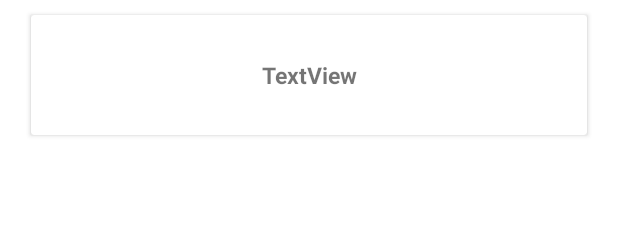
After one commit to gokmenbayram/Coroutine, an Android app: the layout custom_users_view.xml on its own in the app's theme, with its tools: preview values and no code run, on a phone screen of 412 x 824 dp. The commit adds this screen. Shown: the top 225 px of the screen. Run offline under Robolectric (Android 15) with nearby library versions, the phone set to English and light mode, and no system bars; network calls fail.

Commit message:
project completed.

```diff
--- a/app/src/main/AndroidManifest.xml
+++ b/app/src/main/AndroidManifest.xml
@@ -1,6 +1,8 @@
 <?xml version="1.0" encoding="utf-8"?>
 <manifest xmlns:android="http://schemas.android.com/apk/res/android"
     package="com.keove.coroutine">
+
+    <uses-permission android:name="android.permission.INTERNET" />
 
     <application
         android:allowBackup="true"
--- /dev/null
+++ b/app/src/main/res/layout/custom_users_view.xml
@@ -0,0 +1,99 @@
+<?xml version="1.0" encoding="utf-8"?>
+<androidx.constraintlayout.widget.ConstraintLayout xmlns:android="http://schemas.android.com/apk/res/android"
+    xmlns:app="http://schemas.android.com/apk/res-auto"
+    xmlns:tools="http://schemas.android.com/tools"
+    android:layout_width="match_parent"
+    android:layout_height="100dp">
+
+    <androidx.constraintlayout.widget.Guideline
+        android:id="@+id/guideline"
+        android:layout_width="wrap_content"
+        android:layout_height="wrap_content"
+        android:orientation="vertical"
+        app:layout_constraintGuide_percent="0.05" />
+
+    <androidx.constraintlayout.widget.Guideline
+        android:id="@+id/guideline2"
+        android:layout_width="wrap_content"
+        android:layout_height="wrap_content"
+        android:orientation="vertical"
+        app:layout_constraintGuide_percent="0.95" />
+
+    <androidx.constraintlayout.widget.Guideline
+        android:id="@+id/guideline3"
+        android:layout_width="wrap_content"
+        android:layout_height="wrap_content"
+        android:orientation="horizontal"
+        app:layout_constraintGuide_percent="0.1" />
+
+    <androidx.constraintlayout.widget.Guideline
+        android:id="@+id/guideline4"
+        android:layout_width="wrap_content"
+        android:layout_height="wrap_content"
+        android:orientation="horizontal"
+        app:layout_constraintGuide_percent="0.9" />
+
+    <androidx.cardview.widget.CardView
+        android:layout_width="0dp"
+        android:layout_height="0dp"
+        app:cardCornerRadius="2dp"
+        app:layout_constraintBottom_toTopOf="@+id/guideline4"
+        app:layout_constraintEnd_toStartOf="@+id/guideline2"
+        app:layout_constraintStart_toStartOf="@+id/guideline"
+        app:layout_constraintTop_toTopOf="@+id/guideline3">
+
+        <androidx.constraintlayout.widget.ConstraintLayout
+            android:layout_width="match_parent"
+            android:layout_height="match_parent">
+
+            <androidx.constraintlayout.widget.Guideline
+                android:id="@+id/guideline7"
+                android:layout_width="wrap_content"
+                android:layout_height="wrap_content"
+                android:orientation="horizontal"
+                app:layout_constraintGuide_percent="0.01" />
+
+            <androidx.constraintlayout.widget.Guideline
+                android:id="@+id/guideline9"
+                android:layout_width="wrap_content"
+                android:layout_height="wrap_content"
+                android:orientation="horizontal"
+                app:layout_constraintGuide_percent="0.99" />
+
+            <androidx.constraintlayout.widget.Guideline
+                android:id="@+id/guideline8"
+                android:layout_width="wrap_content"
+                android:layout_height="wrap_content"
+                android:orientation="horizontal"
+                app:layout_constraintGuide_percent="0.95" />
+
+            <androidx.constraintlayout.widget.Guideline
+                android:id="@+id/guideline5"
+                android:layout_width="wrap_content"
+                android:layout_height="wrap_content"
+                android:orientation="vertical"
+                app:layout_constraintGuide_percent="0.02" />
+
+            <androidx.constraintlayout.widget.Guideline
+                android:id="@+id/guideline6"
+                android:layout_width="wrap_content"
+                android:layout_height="wrap_content"
+                android:orientation="vertical"
+                app:layout_constraintGuide_percent="0.98" />
+
+            <TextView
+                android:id="@+id/usersInfoTxt"
+                android:layout_width="0dp"
+                android:layout_height="0dp"
+                android:gravity="center"
+                android:text="TextView"
+                android:textSize="15dp"
+                android:textStyle="bold"
+                app:layout_constraintBottom_toTopOf="@+id/guideline9"
+                app:layout_constraintEnd_toStartOf="@+id/guideline6"
+                app:layout_constraintStart_toStartOf="@+id/guideline5"
+                app:layout_constraintTop_toTopOf="@+id/guideline7" />
+
+        </androidx.constraintlayout.widget.ConstraintLayout>
+    </androidx.cardview.widget.CardView>
+</androidx.constraintlayout.widget.ConstraintLayout>
--- a/app/src/main/res/values/themes.xml
+++ b/app/src/main/res/values/themes.xml
@@ -1,6 +1,6 @@
 <resources xmlns:tools="http://schemas.android.com/tools">
     <!-- Base application theme. -->
-    <style name="Theme.Coroutine" parent="Theme.MaterialComponents.DayNight.DarkActionBar">
+    <style name="Theme.Coroutine" parent="Theme.MaterialComponents.DayNight.NoActionBar">
         <!-- Primary brand color. -->
         <item name="colorPrimary">@color/purple_500</item>
         <item name="colorPrimaryVariant">@color/purple_700</item>
```
Also changed, not shown: app/build.gradle (+8 -0 lines), app/src/main/java/com/keove/coroutine/MainActivity.kt (+45 -0 lines), app/src/main/java/com/keove/coroutine/adapter/UsersAdapter.kt (added, +38 -0 lines), app/src/main/java/com/keove/coroutine/component/LoadingBar.kt (added, +24 -0 lines), app/src/main/java/com/keove/coroutine/model/Users.kt (added, +8 -0 lines), app/src/main/java/com/keove/coroutine/service/ApiClient.kt (added, +22 -0 lines), app/src/main/java/com/keove/coroutine/service/ApiService.kt (added, +11 -0 lines), app/src/main/res/layout/activity_main.xml (+6 -7 lines), app/src/main/res/layout/loading_bar.xml (added, +77 -0 lines).
